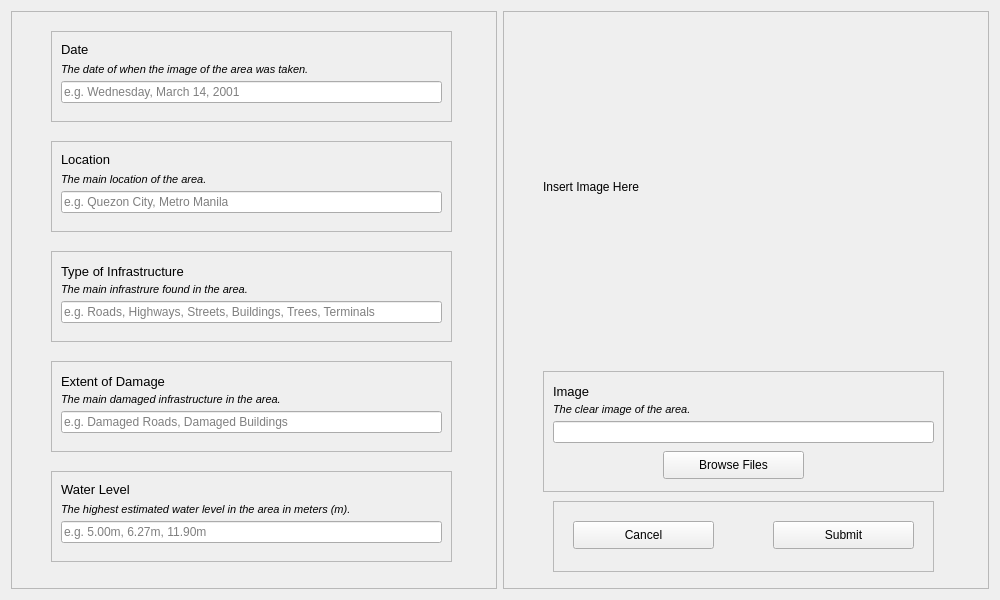
First picture: the form in floods_form.ui, repository mahkhun/floods, before the edit.
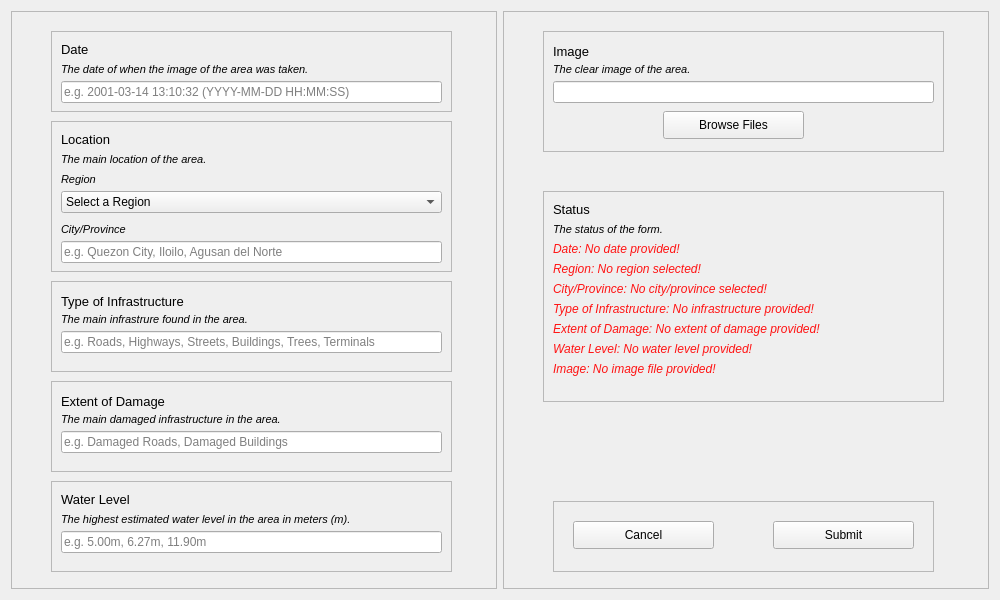
Second picture: the form after the edit.

Commit message: Updated interface of floods_form.ui. Added regions for classifying data entered.

Diff of the .ui file:
```diff
--- a/floods_form.ui
+++ b/floods_form.ui
@@ -40,7 +40,7 @@
         <x>40</x>
         <y>20</y>
         <width>401</width>
-        <height>91</height>
+        <height>81</height>
        </rect>
       </property>
       <property name="frameShape">
@@ -98,7 +98,7 @@
         <string/>
        </property>
        <property name="placeholderText">
-        <string>e.g. Wednesday, March 14, 2001</string>
+        <string>e.g. 2001-03-14 13:10:32 (YYYY-MM-DD HH:MM:SS)</string>
        </property>
       </widget>
      </widget>
@@ -106,9 +106,9 @@
       <property name="geometry">
        <rect>
         <x>40</x>
-        <y>130</y>
+        <y>110</y>
         <width>401</width>
-        <height>91</height>
+        <height>151</height>
        </rect>
       </property>
       <property name="frameShape">
@@ -154,13 +154,147 @@
        <property name="geometry">
         <rect>
          <x>10</x>
-         <y>50</y>
+         <y>120</y>
          <width>381</width>
          <height>22</height>
         </rect>
        </property>
        <property name="placeholderText">
-        <string>e.g. Quezon City, Metro Manila</string>
+        <string>e.g. Quezon City, Iloilo, Agusan del Norte</string>
+       </property>
+      </widget>
+      <widget class="QComboBox" name="region_combobox">
+       <property name="geometry">
+        <rect>
+         <x>10</x>
+         <y>70</y>
+         <width>381</width>
+         <height>22</height>
+        </rect>
+       </property>
+       <item>
+        <property name="text">
+         <string>Select a Region</string>
+        </property>
+       </item>
+       <item>
+        <property name="text">
+         <string>National Capital Region (NCR)</string>
+        </property>
+       </item>
+       <item>
+        <property name="text">
+         <string>Cordillera Administrative Region (CAR)</string>
+        </property>
+       </item>
+       <item>
+        <property name="text">
+         <string>Ilocos Region (Region I)</string>
+        </property>
+       </item>
+       <item>
+        <property name="text">
+         <string>Cagayan Valley (Region II)</string>
+        </property>
+       </item>
+       <item>
+        <property name="text">
+         <string>Central Luzon (Region III)</string>
+        </property>
+       </item>
+       <item>
+        <property name="text">
+         <string>Calabarzon (Region IV-A)</string>
+        </property>
+       </item>
+       <item>
+        <property name="text">
+         <string>Southwestern Tagalog Region (MIMAROPA)</string>
+        </property>
+       </item>
+       <item>
+        <property name="text">
+         <string>Bicol Region (Region V)</string>
+        </property>
+       </item>
+       <item>
+        <property name="text">
+         <string>Western Visayas (Region VI)</string>
+        </property>
+       </item>
+       <item>
+        <property name="text">
+         <string>Central Visayas (Region VII)</string>
+        </property>
+       </item>
+       <item>
+        <property name="text">
+         <string>Eastern Visayas (Region VIII)</string>
+        </property>
+       </item>
+       <item>
+        <property name="text">
+         <string>Zamboanga Peninsula (Region IX)</string>
+        </property>
+       </item>
+       <item>
+        <property name="text">
+         <string>Northern Mindanao (Region X)</string>
+        </property>
+       </item>
+       <item>
+        <property name="text">
+         <string>Davao Region (Region XI)</string>
+        </property>
+       </item>
+       <item>
+        <property name="text">
+         <string>Soccsksargen (Region XII)</string>
+        </property>
+       </item>
+       <item>
+        <property name="text">
+         <string>Caraga (Region XIII)</string>
+        </property>
+       </item>
+       <item>
+        <property name="text">
+         <string>Bangsamoro (BARMM)</string>
+        </property>
+       </item>
+      </widget>
+      <widget class="QLabel" name="region_label">
+       <property name="geometry">
+        <rect>
+         <x>10</x>
+         <y>50</y>
+         <width>41</width>
+         <height>16</height>
+        </rect>
+       </property>
+       <property name="styleSheet">
+        <string notr="true">font-size: 8pt;
+font-style: italic;</string>
+       </property>
+       <property name="text">
+        <string>Region</string>
+       </property>
+      </widget>
+      <widget class="QLabel" name="cityprovince_label">
+       <property name="geometry">
+        <rect>
+         <x>10</x>
+         <y>100</y>
+         <width>171</width>
+         <height>16</height>
+        </rect>
+       </property>
+       <property name="styleSheet">
+        <string notr="true">font-size: 8pt;
+font-style: italic;</string>
+       </property>
+       <property name="text">
+        <string>City/Province</string>
        </property>
       </widget>
      </widget>
@@ -168,7 +302,7 @@
       <property name="geometry">
        <rect>
         <x>40</x>
-        <y>240</y>
+        <y>270</y>
         <width>401</width>
         <height>91</height>
        </rect>
@@ -230,7 +364,7 @@
       <property name="geometry">
        <rect>
         <x>40</x>
-        <y>350</y>
+        <y>370</y>
         <width>401</width>
         <height>91</height>
        </rect>
@@ -292,7 +426,7 @@
       <property name="geometry">
        <rect>
         <x>40</x>
-        <y>460</y>
+        <y>470</y>
         <width>401</width>
         <height>91</height>
        </rect>
@@ -360,24 +494,11 @@
      <property name="frameShadow">
       <enum>QFrame::Raised</enum>
      </property>
-     <widget class="QLabel" name="imageholder">
-      <property name="geometry">
-       <rect>
-        <x>40</x>
-        <y>20</y>
-        <width>401</width>
-        <height>311</height>
-       </rect>
-      </property>
-      <property name="text">
-       <string>Insert Image Here</string>
-      </property>
-     </widget>
      <widget class="QFrame" name="image_frame">
       <property name="geometry">
        <rect>
         <x>40</x>
-        <y>360</y>
+        <y>20</y>
         <width>401</width>
         <height>121</height>
        </rect>
@@ -487,6 +608,176 @@
        </property>
       </widget>
      </widget>
+     <widget class="QFrame" name="status_frame">
+      <property name="geometry">
+       <rect>
+        <x>40</x>
+        <y>180</y>
+        <width>401</width>
+        <height>211</height>
+       </rect>
+      </property>
+      <property name="frameShape">
+       <enum>QFrame::StyledPanel</enum>
+      </property>
+      <property name="frameShadow">
+       <enum>QFrame::Raised</enum>
+      </property>
+      <widget class="QLabel" name="status_title_label">
+       <property name="geometry">
+        <rect>
+         <x>10</x>
+         <y>10</y>
+         <width>51</width>
+         <height>16</height>
+        </rect>
+       </property>
+       <property name="styleSheet">
+        <string notr="true">font-size: 10pt;
+</string>
+       </property>
+       <property name="text">
+        <string>Status</string>
+       </property>
+      </widget>
+      <widget class="QLabel" name="status_title_label_2">
+       <property name="geometry">
+        <rect>
+         <x>10</x>
+         <y>30</y>
+         <width>171</width>
+         <height>16</height>
+        </rect>
+       </property>
+       <property name="styleSheet">
+        <string notr="true">font-size: 8pt;
+font-style: italic;
+</string>
+       </property>
+       <property name="text">
+        <string>The status of the form.</string>
+       </property>
+      </widget>
+      <widget class="QLabel" name="date_status_label">
+       <property name="geometry">
+        <rect>
+         <x>10</x>
+         <y>50</y>
+         <width>211</width>
+         <height>16</height>
+        </rect>
+       </property>
+       <property name="styleSheet">
+        <string notr="true">font-style: italic;
+color: rgb(255, 20, 20);</string>
+       </property>
+       <property name="text">
+        <string>Date: No date provided!</string>
+       </property>
+      </widget>
+      <widget class="QLabel" name="region_status_label">
+       <property name="geometry">
+        <rect>
+         <x>10</x>
+         <y>70</y>
+         <width>181</width>
+         <height>16</height>
+        </rect>
+       </property>
+       <property name="styleSheet">
+        <string notr="true">font-style: italic;
+color: rgb(255, 20, 20);</string>
+       </property>
+       <property name="text">
+        <string>Region: No region selected!</string>
+       </property>
+      </widget>
+      <widget class="QLabel" name="cityprovince_status_label">
+       <property name="geometry">
+        <rect>
+         <x>10</x>
+         <y>90</y>
+         <width>251</width>
+         <height>16</height>
+        </rect>
+       </property>
+       <property name="styleSheet">
+        <string notr="true">font-style: italic;
+color: rgb(255, 20, 20);</string>
+       </property>
+       <property name="text">
+        <string>City/Province: No city/province selected!</string>
+       </property>
+      </widget>
+      <widget class="QLabel" name="infrastructure_status_label">
+       <property name="geometry">
+        <rect>
+         <x>10</x>
+         <y>110</y>
+         <width>301</width>
+         <height>16</height>
+        </rect>
+       </property>
+       <property name="styleSheet">
+        <string notr="true">font-style: italic;
+color: rgb(255, 20, 20);</string>
+       </property>
+       <property name="text">
+        <string>Type of Infrastructure: No infrastructure provided!</string>
+       </property>
+      </widget>
+      <widget class="QLabel" name="damage_status_label">
+       <property name="geometry">
+        <rect>
+         <x>10</x>
+         <y>130</y>
+         <width>321</width>
+         <height>16</height>
+        </rect>
+       </property>
+       <property name="styleSheet">
+        <string notr="true">font-style: italic;
+color: rgb(255, 20, 20);</string>
+       </property>
+       <property name="text">
+        <string>Extent of Damage: No extent of damage provided!</string>
+       </property>
+      </widget>
+      <widget class="QLabel" name="waterlevel_status_label">
+       <property name="geometry">
+        <rect>
+         <x>10</x>
+         <y>150</y>
+         <width>251</width>
+         <height>16</height>
+        </rect>
+       </property>
+       <property name="styleSheet">
+        <string notr="true">font-style: italic;
+color: rgb(255, 20, 20);</string>
+       </property>
+       <property name="text">
+        <string>Water Level: No water level provided!</string>
+       </property>
+      </widget>
+      <widget class="QLabel" name="image_status_label">
+       <property name="geometry">
+        <rect>
+         <x>10</x>
+         <y>170</y>
+         <width>231</width>
+         <height>16</height>
+        </rect>
+       </property>
+       <property name="styleSheet">
+        <string notr="true">font-style: italic;
+color: rgb(255, 20, 20);</string>
+       </property>
+       <property name="text">
+        <string>Image: No image file provided!</string>
+       </property>
+      </widget>
+     </widget>
     </widget>
    </item>
   </layout>
```
Left out of the diff: 2 changed lines with no effect on the pictures. The commit also changes 1 other file.
